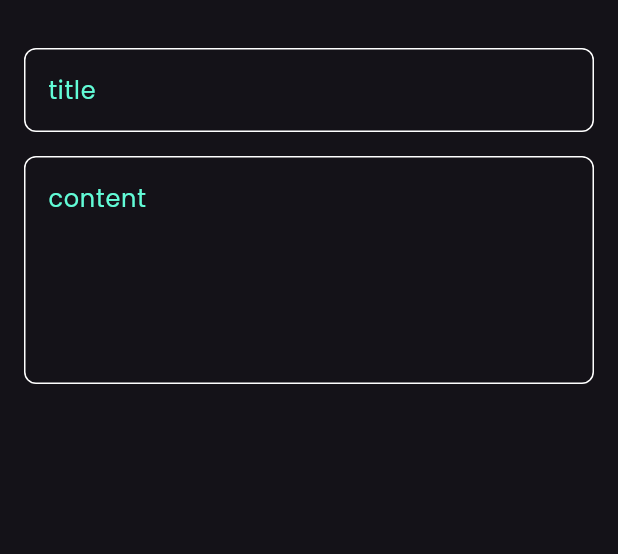
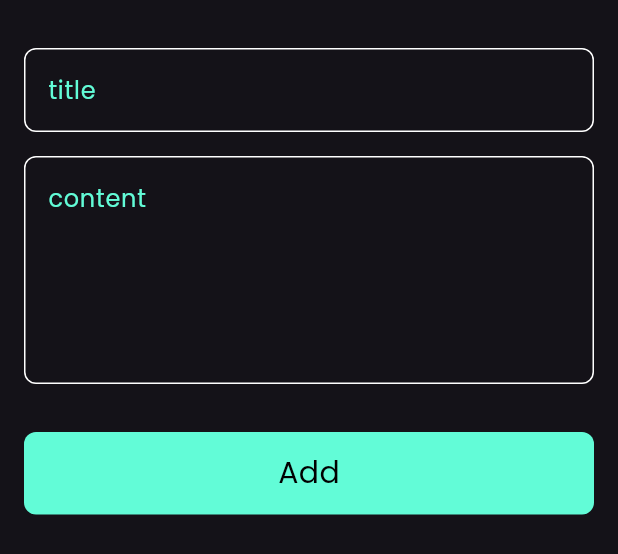
Before and after one commit to mano299/notes_app, a Flutter app: the AddNoteBottomSheet widget shown alone on an empty page, opened directly, on a phone screen of 412 x 824 dp. Shown: the top 554 px of the screen. Run offline on Flutter 3.47's test engine with Material 3 defaults, Android fonts, the phone set to English and light mode, and no system bars; our stand-ins replace font_awesome_flutter.

Commit message:
add custom button to bottom sheet and makes it scrollable

```diff
--- a/lib/widgets/add_note_bottom_sheet.dart
+++ b/lib/widgets/add_note_bottom_sheet.dart
@@ -1,11 +1,13 @@
 import 'package:flutter/material.dart';
+import 'package:notes_app/constants.dart';
 import 'package:notes_app/widgets/custom_text_field.dart';
 
 class AddNoteBottomSheet extends StatelessWidget {
   const AddNoteBottomSheet({super.key});
   @override
   Widget build(BuildContext context) {
-    return Padding(
+    return SingleChildScrollView(
+      child: Padding(
         padding: const EdgeInsets.symmetric(horizontal: 16.0),
         child: Column(
           children: [
@@ -18,8 +20,38 @@ class AddNoteBottomSheet extends StatelessWidget {
               hint: 'content',
               maxLines: 5,
             ),
+            SizedBox(height: 32),
+            CustomButton(),
+            SizedBox(height: 16),
           ],
+        ),
       ),
     );
   }
 }
+
+class CustomButton extends StatelessWidget {
+  const CustomButton({super.key});
+
+  @override
+  Widget build(BuildContext context) {
+    return Container(
+      height: 55,
+      decoration: BoxDecoration(
+        borderRadius: BorderRadius.circular(8),
+        color: kPrimaryColor,
+      ),
+      width: MediaQuery.of(context).size.width,
+      child: Center(
+        child: Text(
+          'Add',
+          style: TextStyle(
+            color: Colors.black,
+            fontSize: 20,
+            fontWeight: FontWeight.w500,
+          ),
+        ),
+      ),
+    );
+  }
+}
```
Lines whose indentation alone changed are shown as unchanged.
